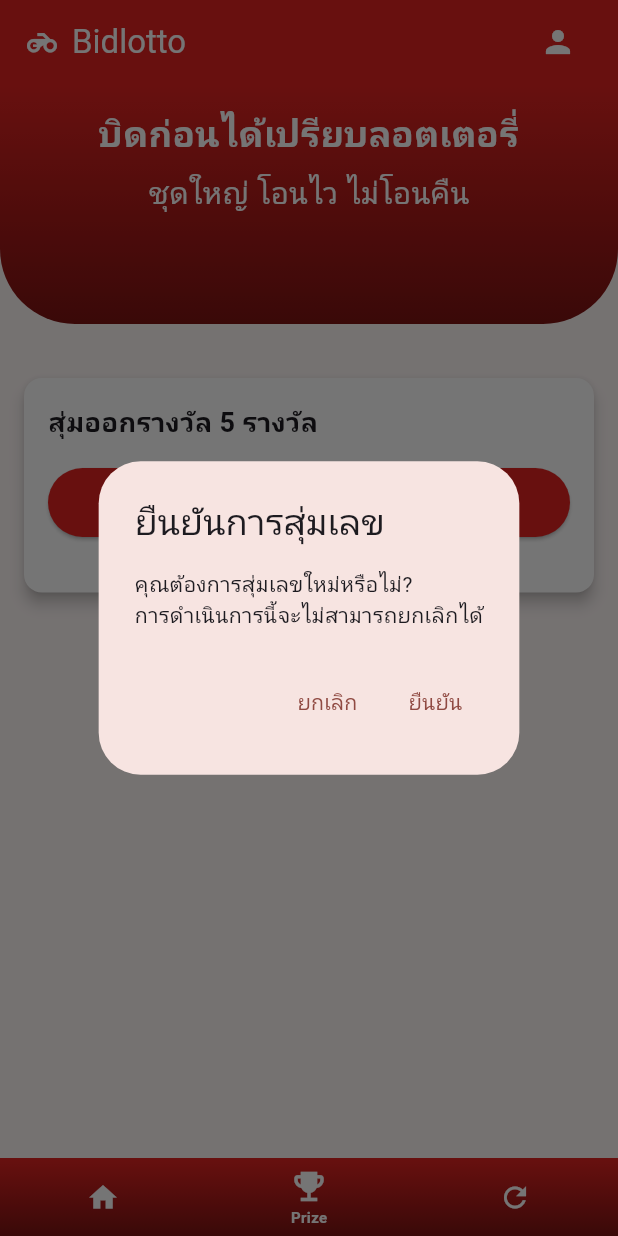
After one commit to l3lasx/bidlotto, a Flutter app: the DrawPrizeAdmin screen opened by its route, after a tap on "Generate", on a phone screen of 412 x 824 dp. The commit adds this screen. Run offline on Flutter 3.47's test engine with Material 3 defaults, Android fonts, the phone set to English and light mode, and no system bars; our stand-ins replace dio, flutter_riverpod, go_router, google_fonts, shared_preferences; accounts and stored records are empty; Roboto replaces fonts that are missing (Prompt).

Commit message:
drawPrizeAdmin

```diff
--- a/lib/main.dart
+++ b/lib/main.dart
@@ -1,3 +1,4 @@
+import 'package:bidlotto/pages/draw_prize_admin.dart';
 import 'package:bidlotto/pages/home_admin.dart';
 import 'package:bidlotto/pages/home_user.dart';
 import 'package:bidlotto/pages/home_validate.dart';
@@ -86,7 +87,7 @@ final GoRouter _router = GoRouter(
         GoRoute(
           path: '/Prize',
           builder: (BuildContext context, GoRouterState state) {
-            return const Scaffold(body: Center(child: Text('Prize Page')));
+            return const DrawPrizeAdmin();
           },
         ),
         GoRoute(
--- /dev/null
+++ b/lib/pages/draw_prize_admin.dart
@@ -0,0 +1,224 @@
+import 'package:flutter/material.dart';
+import 'package:go_router/go_router.dart';
+import 'dart:math';
+
+class DrawPrizeAdmin extends StatefulWidget {
+  const DrawPrizeAdmin({super.key});
+
+  @override
+  State<DrawPrizeAdmin> createState() => _DrawPrizeAdminState();
+}
+
+class _DrawPrizeAdminState extends State<DrawPrizeAdmin> {
+  final Color mainColor = const Color(0xFFE32321);
+  final Color darkerColor = const Color(0xFF7D1312);
+  final Color goldColor = const Color(0xFFFFD700);
+  List<String> generatedNumbers = [];
+
+  void generateNumbers() {
+    Set<int> numbers = {};
+    Random random = Random();
+
+    while (numbers.length < 5) {
+      int number = random.nextInt(1000000); // 0 to 999999
+      numbers.add(number);
+    }
+
+    setState(() {
+      generatedNumbers = numbers.map((n) => n.toString().padLeft(6, '0')).toList();
+    });
+  }
+
+  Future<void> showConfirmationDialog() async {
+    return showDialog<void>(
+      context: context,
+      barrierDismissible: false,
+      builder: (BuildContext context) {
+        return AlertDialog(
+          title: Text('ยืนยันการสุ่มเลข'),
+          content: SingleChildScrollView(
+            child: ListBody(
+              children: <Widget>[
+                Text('คุณต้องการสุ่มเลขใหม่หรือไม่?'),
+                Text('การดำเนินการนี้จะไม่สามารถยกเลิกได้'),
+              ],
+            ),
+          ),
+          actions: <Widget>[
+            TextButton(
+              child: Text('ยกเลิก'),
+              onPressed: () {
+                Navigator.of(context).pop();
+              },
+            ),
+            TextButton(
+              child: Text('ยืนยัน'),
+              onPressed: () {
+                Navigator.of(context).pop();
+                generateNumbers();
+              },
+            ),
+          ],
+        );
+      },
+    );
+  }
+
+  @override
+  Widget build(BuildContext context) {
+    return Scaffold(
+      appBar: AppBar(
+        backgroundColor: mainColor,
+        title: Row(
+          mainAxisAlignment: MainAxisAlignment.spaceBetween,
+          children: [
+            const Row(
+              children: [
+                Icon(Icons.motorcycle, color: Colors.white),
+                SizedBox(width: 8),
+                Text('Bidlotto', style: TextStyle(color: Colors.white)),
+              ],
+            ),
+            IconButton(
+              icon: const Icon(Icons.person, color: Colors.white),
+              onPressed: () {
+                context.push('/profile');
+              },
+            ),
+          ],
+        ),
+      ),
+      body: SingleChildScrollView(
+        child: Column(
+          children: [
+            Container(
+              width: double.infinity,
+              height: 160,
+              decoration: BoxDecoration(
+                gradient: LinearGradient(
+                  begin: Alignment.topCenter,
+                  end: Alignment.bottomCenter,
+                  colors: [mainColor, darkerColor],
+                ),
+                borderRadius: const BorderRadius.only(
+                  bottomLeft: Radius.circular(50),
+                  bottomRight: Radius.circular(50),
+                ),
+              ),
+              padding: const EdgeInsets.all(16),
+              child: const Column(
+                children: [
+                  Text(
+                    'บิดก่อนได้เปรียบลอตเตอรี่',
+                    style: TextStyle(
+                        color: Colors.white,
+                        fontSize: 24,
+                        fontWeight: FontWeight.bold),
+                  ),
+                  SizedBox(height: 8),
+                  Text(
+                    'ชุดใหญ่ โอนไว ไม่โอนคืน',
+                    style: TextStyle(color: Colors.white, fontSize: 20),
+                  ),
+                ],
+              ),
+            ),
+            const SizedBox(height: 20),
+            Card(
+              margin: const EdgeInsets.all(16),
+              color: Colors.white,
+              elevation: 4,
+              shape: RoundedRectangleBorder(
+                borderRadius: BorderRadius.circular(12),
+              ),
+              child: Padding(
+                padding: const EdgeInsets.all(16),
+                child: Column(
+                  crossAxisAlignment: CrossAxisAlignment.start,
+                  children: [
+                    Text(
+                      'สุ่มออกรางวัล 5 รางวัล',
+                      style: TextStyle(fontSize: 18, fontWeight: FontWeight.bold),
+                    ),
+                    SizedBox(height: 16),
+                    SizedBox(
+                      width: double.infinity,
+                      child: ElevatedButton(
+                        onPressed: showConfirmationDialog,
+                        style: ElevatedButton.styleFrom(
+                          backgroundColor: mainColor,
+                          foregroundColor: Colors.white,
+                          padding: EdgeInsets.symmetric(vertical: 10),
+                        ),
+                        child: Text('Generate',
+                            style: TextStyle(
+                                fontSize: 18, fontWeight: FontWeight.bold)),
+                      ),
+                    ),
+                    SizedBox(height: 20),
+                    if (generatedNumbers.isNotEmpty)
+                      Column(
+                        crossAxisAlignment: CrossAxisAlignment.start,
+                        children: [
+                          Text('ผลการสุ่ม:',
+                              style: TextStyle(fontSize: 18, fontWeight: FontWeight.bold)),
+                          SizedBox(height: 16),
+                          ...List.generate(
+                            generatedNumbers.length,
+                            (index) => Padding(
+                              padding: const EdgeInsets.only(bottom: 16.0),
+                              child: Card(
+                                elevation: 8,
+                                shape: RoundedRectangleBorder(
+                                  borderRadius: BorderRadius.circular(15),
+                                  side: BorderSide(color: goldColor, width: 2),
+                                ),
+                                child: Container(
+                                  decoration: BoxDecoration(
+                                    gradient: LinearGradient(
+                                      colors: [Colors.white, Color(0xFFFAFAFA)],
+                                      begin: Alignment.topLeft,
+                                      end: Alignment.bottomRight,
+                                    ),
+                                    borderRadius: BorderRadius.circular(15),
+                                  ),
+                                  child: Padding(
+                                    padding: const EdgeInsets.all(16.0),
+                                    child: Row(
+                                      mainAxisAlignment: MainAxisAlignment.spaceBetween,
+                                      children: [
+                                        Text(
+                                          'รางวัลที่ ${index + 1}',
+                                          style: TextStyle(
+                                            fontSize: 18,
+                                            fontWeight: FontWeight.bold,
+                                            color: mainColor,
+                                          ),
+                                        ),
+                                        Text(
+                                          generatedNumbers[index],
+                                          style: TextStyle(
+                                            fontSize: 24,
+                                            fontWeight: FontWeight.bold,
+                                            color: Colors.black87,
+                                          ),
+                                        ),
+                                      ],
+                                    ),
+                                  ),
+                                ),
+                              ),
+                            ),
+                          ),
+                        ],
+                      ),
+                  ],
+                ),
+              ),
+            ),
+          ],
+        ),
+      ),
+    );
+  }
+}
```
